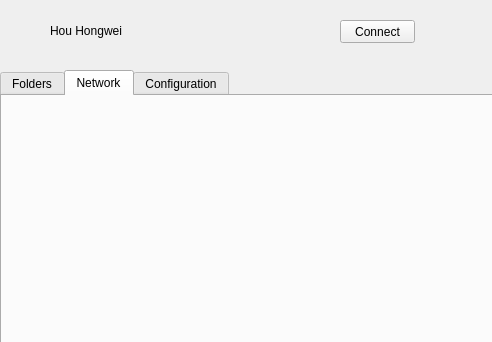
Above: lib/ui/UniFileSyncPop.ui from neilhhw/BaiduYunPanPython before the change. Below: the same form after it.
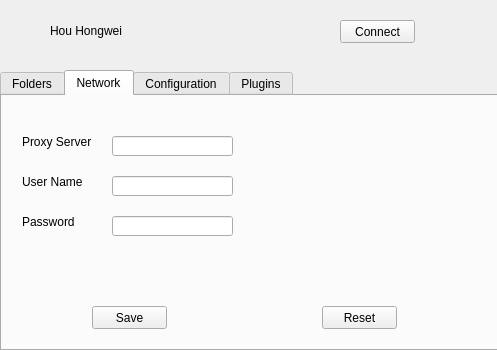
That is the form after the change. The open tabs and pages were chosen to show the change.

The edit to the form file:
```diff
--- a/lib/ui/UniFileSyncPop.ui
+++ b/lib/ui/UniFileSyncPop.ui
@@ -6,10 +6,16 @@
    <rect>
     <x>0</x>
     <y>0</y>
-    <width>492</width>
-    <height>342</height>
+    <width>497</width>
+    <height>350</height>
    </rect>
   </property>
+  <property name="sizePolicy">
+   <sizepolicy hsizetype="Expanding" vsizetype="Expanding">
+    <horstretch>0</horstretch>
+    <verstretch>0</verstretch>
+   </sizepolicy>
+  </property>
   <property name="windowTitle">
    <string>Form</string>
   </property>
@@ -48,6 +54,12 @@
      <height>281</height>
     </rect>
    </property>
+   <property name="sizePolicy">
+    <sizepolicy hsizetype="Expanding" vsizetype="Expanding">
+     <horstretch>0</horstretch>
+     <verstretch>0</verstretch>
+    </sizepolicy>
+   </property>
    <property name="currentIndex">
     <number>0</number>
    </property>
@@ -93,12 +105,148 @@
     <attribute name="title">
      <string>Network</string>
     </attribute>
+    <widget class="QLabel" name="label_2">
+     <property name="geometry">
+      <rect>
+       <x>20</x>
+       <y>30</y>
+       <width>91</width>
+       <height>31</height>
+      </rect>
+     </property>
+     <property name="text">
+      <string>Proxy Server</string>
+     </property>
+    </widget>
+    <widget class="QLineEdit" name="lineEdit">
+     <property name="geometry">
+      <rect>
+       <x>110</x>
+       <y>40</y>
+       <width>121</width>
+       <height>20</height>
+      </rect>
+     </property>
+    </widget>
+    <widget class="QLabel" name="label_3">
+     <property name="geometry">
+      <rect>
+       <x>20</x>
+       <y>70</y>
+       <width>91</width>
+       <height>31</height>
+      </rect>
+     </property>
+     <property name="text">
+      <string>User Name</string>
+     </property>
+    </widget>
+    <widget class="QLineEdit" name="lineEdit_2">
+     <property name="geometry">
+      <rect>
+       <x>110</x>
+       <y>80</y>
+       <width>121</width>
+       <height>20</height>
+      </rect>
+     </property>
+    </widget>
+    <widget class="QLabel" name="label_4">
+     <property name="geometry">
+      <rect>
+       <x>20</x>
+       <y>110</y>
+       <width>91</width>
+       <height>31</height>
+      </rect>
+     </property>
+     <property name="text">
+      <string>Password</string>
+     </property>
+    </widget>
+    <widget class="QLineEdit" name="lineEdit_3">
+     <property name="geometry">
+      <rect>
+       <x>110</x>
+       <y>120</y>
+       <width>121</width>
+       <height>20</height>
+      </rect>
+     </property>
+    </widget>
+    <widget class="QPushButton" name="pushButton_2">
+     <property name="geometry">
+      <rect>
+       <x>90</x>
+       <y>210</y>
+       <width>75</width>
+       <height>23</height>
+      </rect>
+     </property>
+     <property name="text">
+      <string>Save</string>
+     </property>
+    </widget>
+    <widget class="QPushButton" name="pushButton_3">
+     <property name="geometry">
+      <rect>
+       <x>320</x>
+       <y>210</y>
+       <width>75</width>
+       <height>23</height>
+      </rect>
+     </property>
+     <property name="text">
+      <string>Reset</string>
+     </property>
+    </widget>
    </widget>
    <widget class="QWidget" name="tab_3">
     <attribute name="title">
      <string>Configuration</string>
     </attribute>
    </widget>
+   <widget class="QWidget" name="tab_4">
+    <attribute name="title">
+     <string>Plugins</string>
+    </attribute>
+    <widget class="QListWidget" name="pluginList">
+     <property name="geometry">
+      <rect>
+       <x>0</x>
+       <y>0</y>
+       <width>371</width>
+       <height>261</height>
+      </rect>
+     </property>
+    </widget>
+    <widget class="QPushButton" name="pushButton_4">
+     <property name="geometry">
+      <rect>
+       <x>390</x>
+       <y>40</y>
+       <width>75</width>
+       <height>23</height>
+      </rect>
+     </property>
+     <property name="text">
+      <string>unload</string>
+     </property>
+    </widget>
+    <widget class="QPushButton" name="pushButton_5">
+     <property name="geometry">
+      <rect>
+       <x>390</x>
+       <y>130</y>
+       <width>75</width>
+       <height>23</height>
+      </rect>
+     </property>
+     <property name="text">
+      <string>reload</string>
+     </property>
+    </widget>
+   </widget>
   </widget>
  </widget>
  <resources/>
```
Left out of the diff: 27 changed lines with no effect on the pictures.
